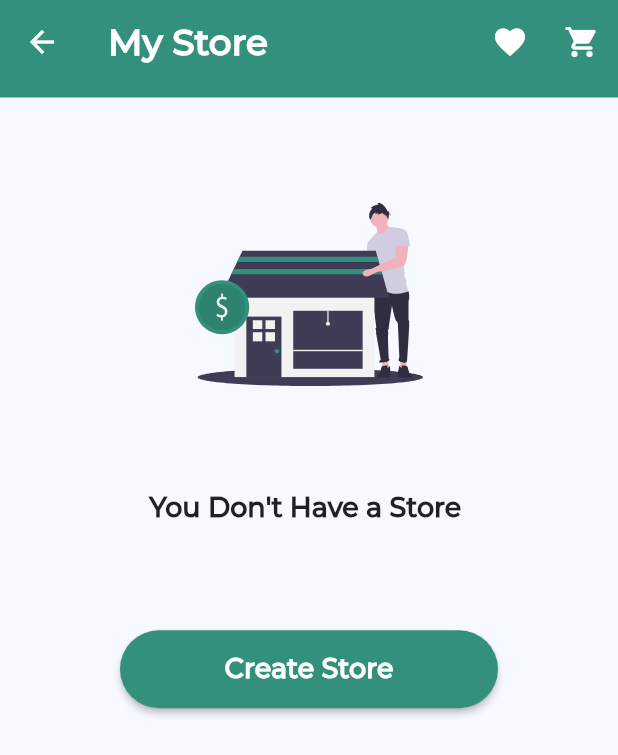
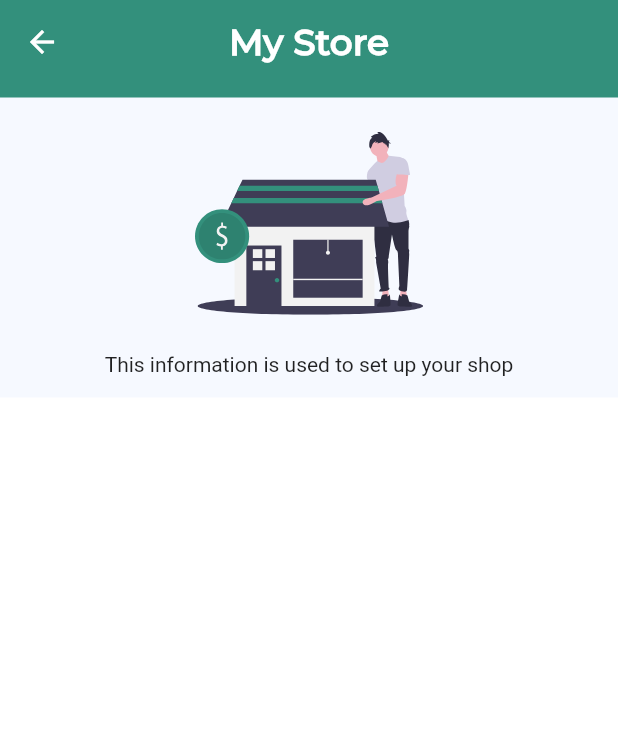
Before and after one commit to HusseinSalem17/TradlyApp, a Flutter app: the StoreScreen screen opened by its route, after a tap on "Create Store", on a phone screen of 412 x 824 dp. Shown: the top 755 px of the screen. Run offline on Flutter 3.47's test engine with Material 2 defaults, Android fonts, the phone set to English and light mode, and no system bars; our stand-ins replace bloc, dartz, dio, equatable, flutter_bloc, flutter_svg and 3 more.

Commit message:
adding create store screen

```diff
--- a/lib/core/utils/colors.dart
+++ b/lib/core/utils/colors.dart
@@ -6,6 +6,6 @@ abstract class AssetsColors {
   static const selectedColor = Color(0xff0b463a);
   static const kPrimaryTextColor = Color(0xff4F4F4F);
   static const priceColor = Color(0xff33907C);
-  static const white = Colors.white;
+  static const white = Color(0xffFFFFFF);
   static const black = Colors.black;
 }
--- a/lib/core/utils/image_assets.dart
+++ b/lib/core/utils/image_assets.dart
@@ -8,6 +8,7 @@ abstract class AssetsImages {
   static const rectangle = 'assets/images/rectangle.svg';
   static const cocaImg = 'assets/images/coca_img.png';
   static const coca = 'assets/images/coca.png';
+  static const storeScreenLogo = 'assets/images/store_logo_.svg';
 
   //Menu Images
   static const berverages = 'assets/images/menu/berverages.png';
--- /dev/null
+++ b/lib/features/store_feature/presentation/views/create_store_screen.dart
@@ -0,0 +1,77 @@
+import 'package:flutter/material.dart';
+import 'package:flutter_svg/svg.dart';
+import 'package:tradly_app/core/utils/colors.dart';
+import 'package:tradly_app/features/store_feature/presentation/views/widgets/custom_app_bar.dart';
+
+import '../../../../core/utils/image_assets.dart';
+
+class CreateStoreScreen extends StatelessWidget {
+  static const routeName = 'create-store-screen';
+
+  const CreateStoreScreen({Key? key}) : super(key: key);
+
+  @override
+  Widget build(BuildContext context) {
+    return const Scaffold(
+      appBar: CustomAppBar(
+        centerTitle: true,
+        title: 'My Store',
+      ),
+      body: Stack(
+        children: [
+          LogoContent(),
+          CreateContent(),
+        ],
+      ),
+    );
+  }
+}
+
+class CreateContent extends StatelessWidget {
+  const CreateContent({
+    super.key,
+  });
+
+  @override
+  Widget build(BuildContext context) {
+    return Positioned.fill(
+      child: Padding(
+        padding: const EdgeInsets.only(top: 200),
+        child: Container(
+          color: AssetsColors.white,
+          child: const SingleChildScrollView(
+            child: Column(
+              children: [],
+            ),
+          ),
+        ),
+      ),
+    );
+  }
+}
+
+class LogoContent extends StatelessWidget {
+  const LogoContent({
+    super.key,
+  });
+
+  @override
+  Widget build(BuildContext context) {
+    return Center(
+      child: Column(
+        children: [
+          const SizedBox(height: 23),
+          SvgPicture.asset(
+            AssetsImages.storeScreenLogo,
+            fit: BoxFit.cover,
+          ),
+          const SizedBox(height: 25.11),
+          const Text(
+            'This information is used to set up your shop',
+          ),
+          const SizedBox(height: 17),
+        ],
+      ),
+    );
+  }
+}
--- a/lib/features/store_feature/presentation/views/store_screen.dart
+++ b/lib/features/store_feature/presentation/views/store_screen.dart
@@ -1,10 +1,6 @@
 import 'package:flutter/material.dart';
-import 'package:flutter_svg/svg.dart';
-
-import 'package:tradly_app/core/utils/text_styles.dart';
-
+import 'package:tradly_app/features/store_feature/presentation/views/widgets/body_of_store_screen.dart';
 import 'package:tradly_app/features/store_feature/presentation/views/widgets/custom_app_bar.dart';
-import 'package:tradly_app/features/store_feature/presentation/views/widgets/custom_button.dart';
 
 class StoreScreen extends StatelessWidget {
   static const routeName = '/store-screen';
@@ -14,33 +10,21 @@ class StoreScreen extends StatelessWidget {
   @override
   Widget build(BuildContext context) {
     return Scaffold(
-      appBar: const CustomAppBar(),
-      body: Padding(
-        padding: const EdgeInsets.symmetric(horizontal: 80),
-        child: Column(
-          crossAxisAlignment: CrossAxisAlignment.center,
-          children: [
-            const Spacer(),
-            SvgPicture.asset(
-              'assets/images/store_logo_.svg',
-              fit: BoxFit.cover,
-            ),
-            const Spacer(),
-            Text(
-              'You Don\'t Have a Store ',
-              style: Styles.textStyleMedium18.copyWith(
-                fontWeight: FontWeight.bold,
-              ),
-            ),
-            const Spacer(),
-            CustomButton(
-              onPressed: () {},
-              text: 'Create Store',
-            ),
-            const Spacer(flex: 5),
-          ],
-        ),
+      appBar: CustomAppBar(
+        title: 'My Store',
+        centerTitle: false,
+        actionIcons: [
+          IconButton(
+            onPressed: () {},
+            icon: const Icon(Icons.favorite),
+          ),
+          IconButton(
+            onPressed: () {},
+            icon: const Icon(Icons.shopping_cart_rounded),
+          ),
+        ],
       ),
+      body: const BodyOfStoreScreen(),
     );
   }
 }
--- /dev/null
+++ b/lib/features/store_feature/presentation/views/widgets/body_of_store_screen.dart
@@ -0,0 +1,45 @@
+import 'package:flutter/material.dart';
+import 'package:flutter_svg/svg.dart';
+import 'package:tradly_app/core/utils/image_assets.dart';
+import 'package:tradly_app/features/store_feature/presentation/views/widgets/custom_button.dart';
+
+import '../../../../../core/utils/text_styles.dart';
+import '../create_store_screen.dart';
+
+class BodyOfStoreScreen extends StatelessWidget {
+  const BodyOfStoreScreen({
+    super.key,
+  });
+
+  @override
+  Widget build(BuildContext context) {
+    return Padding(
+      padding: const EdgeInsets.symmetric(horizontal: 80),
+      child: Column(
+        crossAxisAlignment: CrossAxisAlignment.center,
+        children: [
+          const Spacer(),
+          SvgPicture.asset(
+            AssetsImages.storeScreenLogo,
+            fit: BoxFit.cover,
+          ),
+          const Spacer(),
+          Text(
+            'You Don\'t Have a Store ',
+            style: Styles.textStyleMedium18.copyWith(
+              fontWeight: FontWeight.bold,
+            ),
+          ),
+          const Spacer(),
+          CustomButton(
+            onPressed: () {
+              Navigator.pushNamed(context, CreateStoreScreen.routeName);
+            },
+            text: 'Create Store',
+          ),
+          const Spacer(flex: 5),
+        ],
+      ),
+    );
+  }
+}
--- a/lib/features/store_feature/presentation/views/widgets/custom_app_bar.dart
+++ b/lib/features/store_feature/presentation/views/widgets/custom_app_bar.dart
@@ -2,33 +2,32 @@ import 'package:flutter/material.dart';
 
 import '../../../../../core/utils/colors.dart';
 import '../../../../../core/utils/text_styles.dart';
+
 class CustomAppBar extends StatelessWidget implements PreferredSizeWidget {
   @override
   Size get preferredSize => const Size.fromHeight(65);
+  final String? title;
+  final List<Widget>? actionIcons;
+  final bool? centerTitle;
 
   const CustomAppBar({
     super.key,
+    this.title,
+    this.actionIcons,
+    this.centerTitle,
   });
 
   @override
   Widget build(BuildContext context) {
     return AppBar(
+      centerTitle: centerTitle ?? false,
       backgroundColor: AssetsColors.kSecondaryColor,
       elevation: 0,
       title: Text(
-        'My Store',
+        title ?? '',
         style: Styles.textStyleMedium24.copyWith(fontWeight: FontWeight.bold),
       ),
-      actions: [
-        IconButton(
-          onPressed: () {},
-          icon: const Icon(Icons.favorite),
-        ),
-        IconButton(
-          onPressed: () {},
-          icon: const Icon(Icons.shopping_cart_rounded),
-        ),
-      ],
+      actions: actionIcons ?? [],
     );
   }
 }
--- a/lib/features/store_feature/presentation/views/widgets/custom_button.dart
+++ b/lib/features/store_feature/presentation/views/widgets/custom_button.dart
@@ -7,8 +7,11 @@ class CustomButton extends StatelessWidget {
   final Function() onPressed;
   final String text;
 
-  const CustomButton({Key? key, required this.onPressed, required this.text})
-      : super(key: key);
+  const CustomButton({
+    Key? key,
+    required this.onPressed,
+    required this.text,
+  }) : super(key: key);
 
   @override
   Widget build(BuildContext context) {
--- a/lib/routes.dart
+++ b/lib/routes.dart
@@ -3,6 +3,8 @@ import 'package:tradly_app/features/auth_feature/presentation/views/verify_scree
 import 'package:tradly_app/features/home_feature/presentation/views/home_screen.dart';
 import 'package:tradly_app/features/home_feature/presentation/views/home_view.dart';
 import 'package:tradly_app/features/onboarding_screen/presentation/views/onBoardviews.dart';
+import 'package:tradly_app/features/onboarding_screen/presentation/views/splash_screen.dart';
+import 'package:tradly_app/features/store_feature/presentation/views/create_store_screen.dart';
 
 import 'features/auth_feature/presentation/views/login_screen.dart';
 import 'features/auth_feature/presentation/views/signup_screen.dart';
@@ -11,33 +13,48 @@ import 'features/store_feature/presentation/views/store_screen.dart';
 
 Route<dynamic> generateRoute(RouteSettings settings) {
   switch (settings.name) {
+//----- OnBoarding Routing -----
+    case OnBoardingView.routeName:
+      return MaterialPageRoute(
+        builder: (context) => const OnBoardingView(),
+      );
+
+//----- Main Routing -----
     case '/':
       return MaterialPageRoute(
-        builder: (context) => const MyHomePage(),
+        builder: (context) => const StoreScreen(),
+      );
+
+//----- Auth Routing -----
+    case SignUpScreen.routeName:
+      return MaterialPageRoute(
+        builder: (context) => const SignUpScreen(),
       );
     case LoginScreen.routeName:
       return MaterialPageRoute(
         builder: (context) => const LoginScreen(),
       );
+
+//----- Verify Routing -----
+    case VerifyView.routeName:
+      return MaterialPageRoute(
+        builder: (context) => const VerifyView(),
+      );
+
+//----- Home Routing -----
+    case HomeScreen.routeName:
+      return MaterialPageRoute(
+        builder: (context) => const HomeScreen(),
+      );
+
+//----- Store Routing -----
     case StoreScreen.routeName:
       return MaterialPageRoute(
         builder: (context) => const StoreScreen(),
       );
-    case SignUpScreen.routeName:
+    case CreateStoreScreen.routeName:
       return MaterialPageRoute(
-        builder: (context) => const SignUpScreen(),
-      );
-    case OnBoardingView.routeName:
-      return MaterialPageRoute(
-        builder: (context) => const OnBoardingView(),
-      );
-    case VerifyView.routeName:
-      return MaterialPageRoute(
-        builder: (context) => const VerifyView(),
-      );
-    case HomeScreen.routeName:
-      return MaterialPageRoute(
-        builder: (context) => const HomeScreen(),
+        builder: (context) => const CreateStoreScreen(),
       );
 
     /// the productDetailScreen not have a logic yet now !!!!
```
